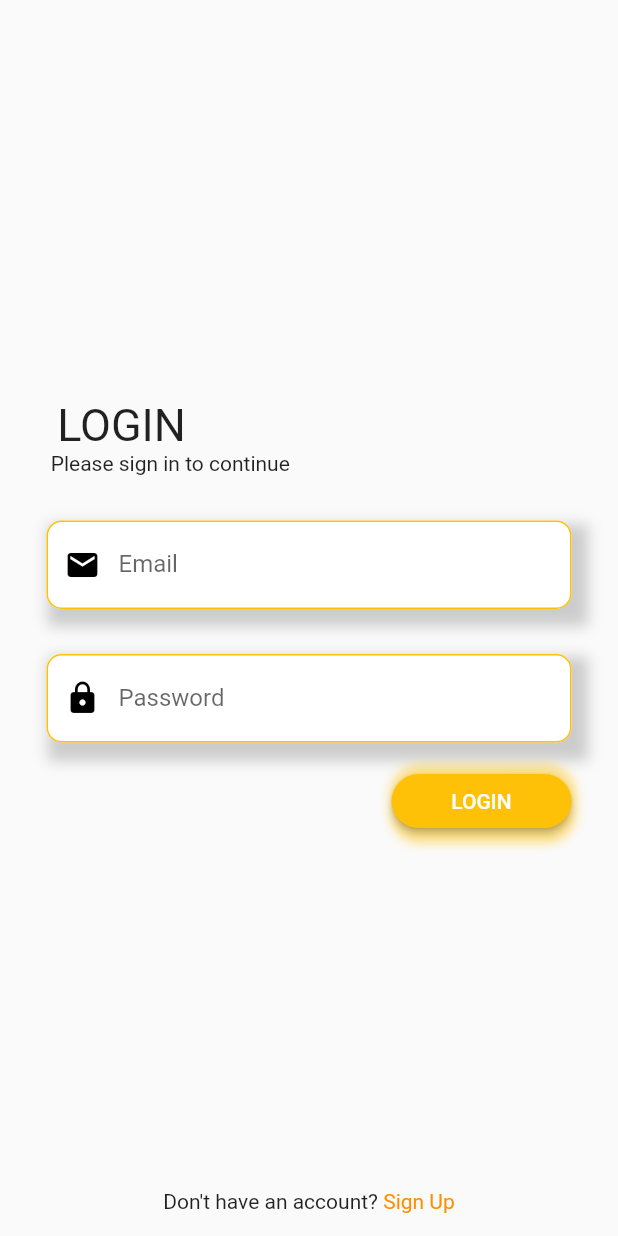
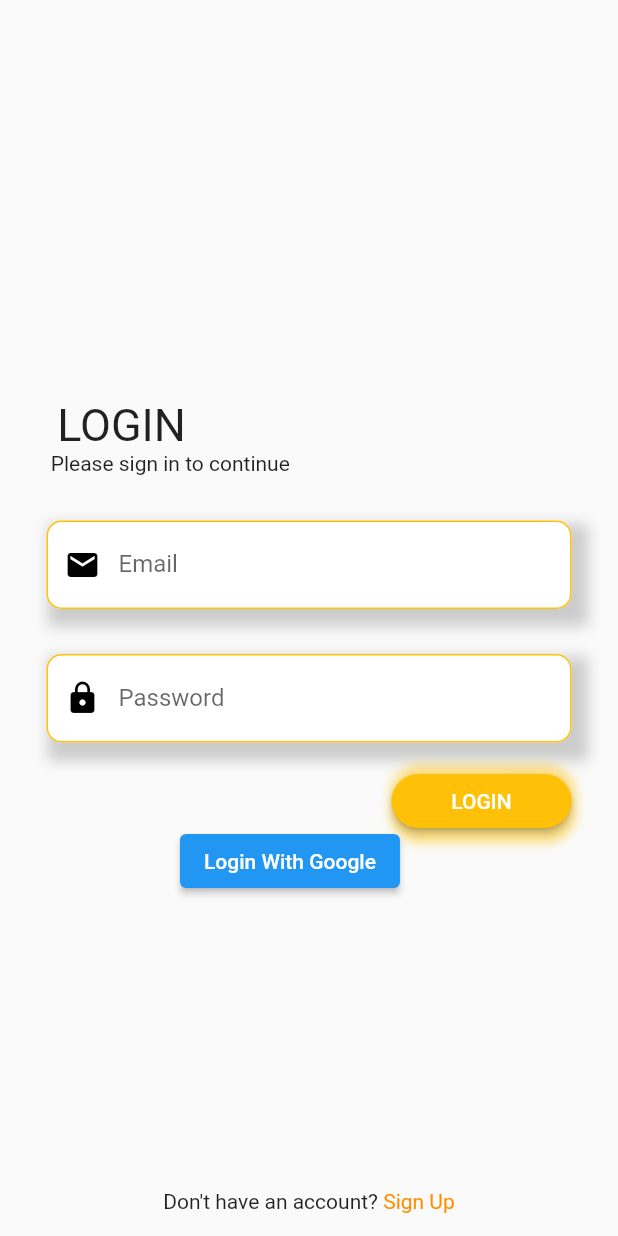
Before and after one commit to rianjanuarian/Project-PlayStore, a Flutter app: the screen it shows after launch, on a phone screen of 412 x 824 dp. Run offline on Flutter 3.47's test engine with Material 2 defaults, Android fonts, the phone set to English and light mode, and no system bars; our stand-ins replace bloc, firebase_auth, firebase_core, flutter_bloc, get, google_fonts and 2 more; accounts and stored records are empty; Roboto replaces fonts that are missing (Rowdies).

Commit message:
Update login_page.dart

```diff
--- a/online_shop/online_shop/lib/ui/login_page.dart
+++ b/online_shop/online_shop/lib/ui/login_page.dart
@@ -172,6 +172,11 @@ class LoginPage extends StatelessWidget {
               ],
             ),
           ),
+          Padding(
+            padding: const EdgeInsets.only(top: 550, left: 120),
+            child: ElevatedButton(
+                onPressed: () {}, child: Text("Login With Google")),
+          ),
           Container(
             padding: const EdgeInsets.only(bottom: 15),
             child: Align(
```
